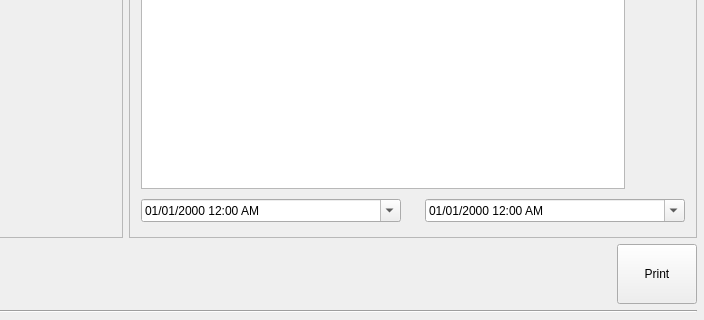
wiresens/wpos, file wpos/wposbo/menusystem/reports/persticketswidgetbase.ui: the form before one commit; both pictures show x 134 to 838 and y 385 to 705 of the 838 by 705 pixel window.
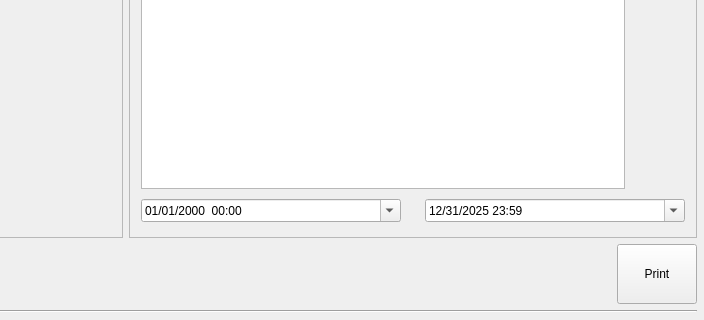
The form after the commit. Icons and pictures are not drawn.

```diff
--- a/wpos/wposbo/menusystem/reports/persticketswidgetbase.ui
+++ b/wpos/wposbo/menusystem/reports/persticketswidgetbase.ui
@@ -487,7 +487,7 @@
                     <string>Select start date</string>
                    </property>
                    <property name="displayFormat">
-                    <string>MM/dd/yyyy h:mm AP</string>
+                    <string>MM/dd/yyyy  hh:mm</string>
                    </property>
                    <property name="calendarPopup">
                     <bool>true</bool>
@@ -560,11 +560,21 @@
                      <height>290</height>
                     </size>
                    </property>
+                   <property name="dateTime">
+                    <datetime>
+                     <hour>23</hour>
+                     <minute>59</minute>
+                     <second>0</second>
+                     <year>2025</year>
+                     <month>12</month>
+                     <day>31</day>
+                    </datetime>
+                   </property>
                    <property name="currentSection">
                     <enum>QDateTimeEdit::MonthSection</enum>
                    </property>
                    <property name="displayFormat">
-                    <string>MM/dd/yyyy h:mm AP</string>
+                    <string>MM/dd/yyyy hh:mm</string>
                    </property>
                    <property name="calendarPopup">
                     <bool>true</bool>
```
Left out of the diff: 54 changed lines with no effect on the pictures.
